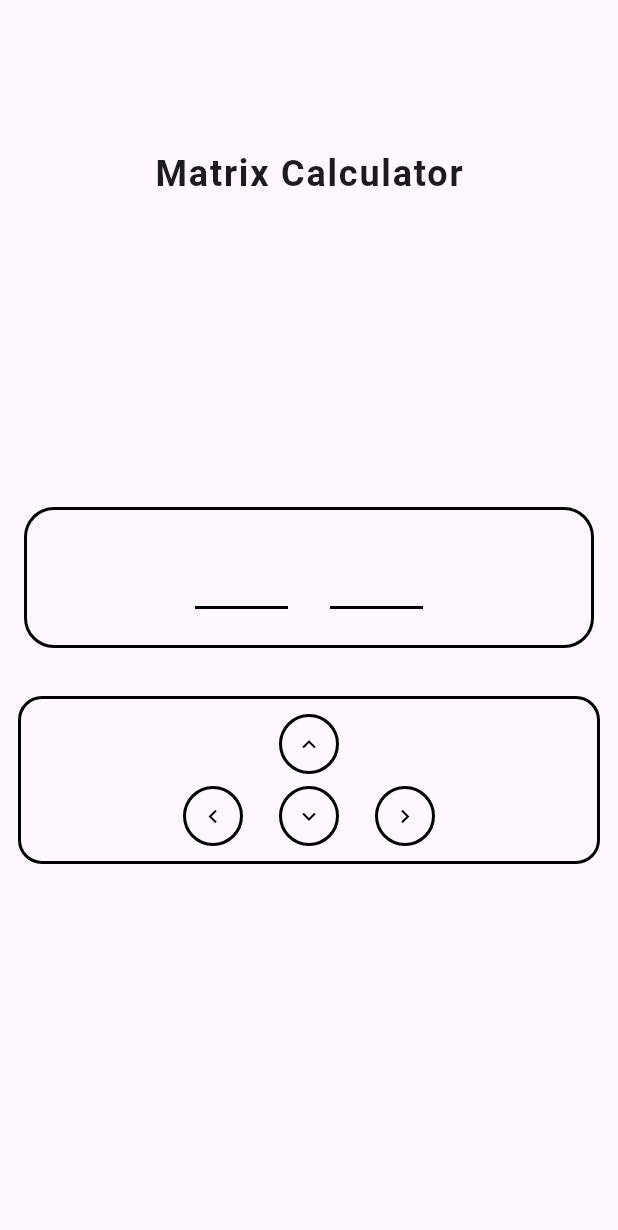
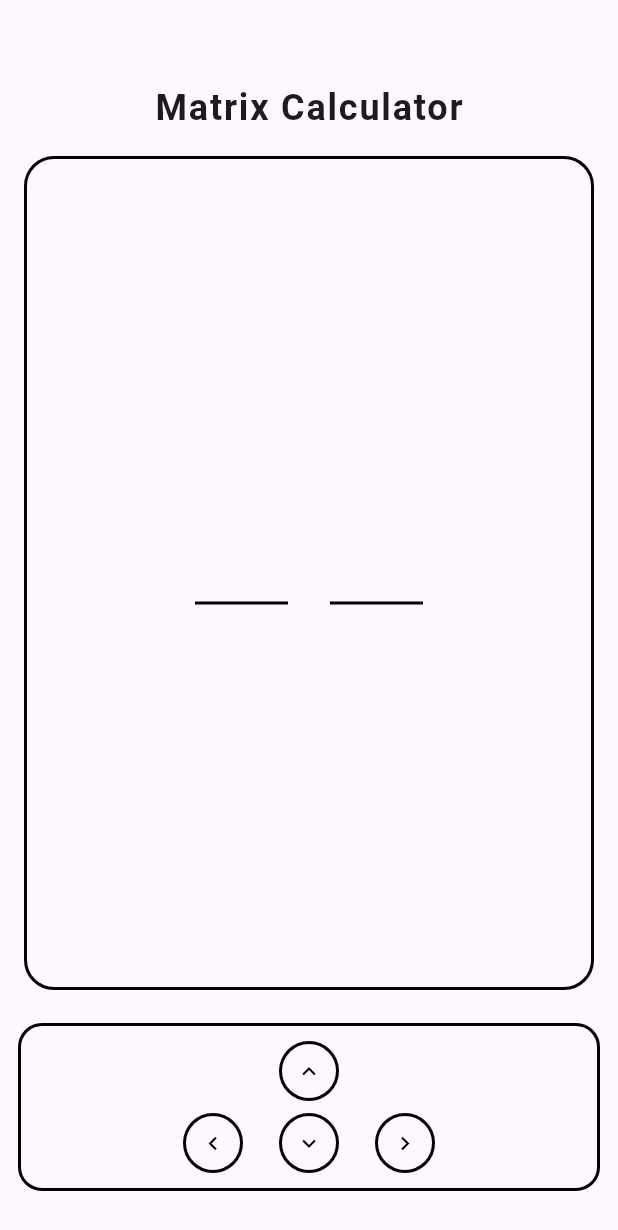
Before and after one commit to jobearry/matrix_calculator, a Flutter app: the screen it shows after launch, after a tap on the "keyboard arrow down" icon, after a tap on the "keyboard arrow up" icon, after a tap on the "keyboard arrow right" icon, on a phone screen of 412 x 824 dp. Shown: the top 1230 px of the screen. Run offline on Flutter 3.47's test engine with Material 3 defaults, Android fonts, the phone set to English and light mode, and no system bars.

Commit message:
- update main axis alignment in Screen component for better spacing

```diff
--- a/lib/components/screen.dart
+++ b/lib/components/screen.dart
@@ -18,7 +18,7 @@ class Screen extends StatelessWidget {
         border: Border.all(color: Colors.black, width: 2),
       ),
       child: Column(
-        mainAxisAlignment: MainAxisAlignment.center,
+        mainAxisAlignment: MainAxisAlignment.spaceAround,
         children: controllers
             .map((row) => Row(
                   mainAxisAlignment: MainAxisAlignment.center,
--- a/lib/pages/home.dart
+++ b/lib/pages/home.dart
@@ -1,5 +1,6 @@
 import 'package:flutter/material.dart';
-import 'package:matrix_calculator/components/calculator.dart';
+import 'package:matrix_calculator/components/screen.dart';
+import 'package:matrix_calculator/components/screen_controls.dart';
 import 'package:matrix_calculator/models/matrix.dart';
 
 class MyHomePage extends StatefulWidget {
@@ -10,6 +11,14 @@ class MyHomePage extends StatefulWidget {
 }
 
 class _MyHomePageState extends State<MyHomePage> {
+  static const int maxRows = 4;
+  static const int maxCols = 4;
+  int rowCount = 1;
+  int colCount = 1;
+  List<List<TextEditingController>> controllers = [
+    [TextEditingController()]
+  ];
+
   Matrix matrixInfo = Matrix(
     name: "Matrix",
     row: 1,
@@ -19,8 +28,52 @@ class _MyHomePageState extends State<MyHomePage> {
 
   final FocusNode _bgFocusNode = FocusNode();
 
+  void addInputField() {
+    if (colCount >= maxCols) return;
+    setState(() {
+      colCount++;
+      for (var row in controllers) {
+        row.add(TextEditingController());
+      }
+    });
+  }
+
+  void removeInputField() {
+    if (colCount <= 1) return;
+    setState(() {
+      colCount--;
+      for (var row in controllers) {
+        row.removeLast();
+      }
+    });
+  }
+
+  void addRow() {
+    if (rowCount >= maxRows) return;
+    setState(() {
+      rowCount++;
+      controllers.add(List.generate(colCount, (_) => TextEditingController()));
+    });
+  }
+
+  void removeRow() {
+    if (rowCount <= 1) return;
+    setState(() {
+      rowCount--;
+      var removed = controllers.removeLast();
+      for (var c in removed) {
+        c.dispose();
+      }
+    });
+  }
+
   @override
   void dispose() {
+    for (var row in controllers) {
+      for (var c in row) {
+        c.dispose();
+      }
+    }
     _bgFocusNode.dispose();
     super.dispose();
   }
@@ -32,7 +85,6 @@ class _MyHomePageState extends State<MyHomePage> {
         backgroundColor: Colors.transparent,
         surfaceTintColor: Colors.transparent,
         elevation: 0,
-        toolbarHeight: 80,
         title: null,
         automaticallyImplyLeading: false,
       ),
@@ -43,35 +95,19 @@ class _MyHomePageState extends State<MyHomePage> {
         },
         child: Focus(
           focusNode: _bgFocusNode,
-          child: Stack(
+          child: Column(
             children: [
-              // Main content
-              Center(
-                child: Calculator(
-                  width: 400 * .8,
-                  height: 600 * .6,
-                  matrixInfo: matrixInfo,
-                  onMatrixChanged: (Matrix newMatrix) {
-                    setState(() {
-                      matrixInfo = newMatrix;
-                    });
-                  },
-                ),
-              ),
-              // Floating modern title
-              Positioned(
-                top: 0,
-                left: 0,
-                right: 0,
-                child: Center(
+              Padding(
+                padding: EdgeInsets.zero,
                 child: Card(
                   elevation: 0,
                   color: Colors.transparent,
+                  margin: EdgeInsets.zero,
                   shape: RoundedRectangleBorder(
                     borderRadius: BorderRadius.circular(24),
                   ),
                   child: Padding(
-                      padding: const EdgeInsets.symmetric(horizontal: 32, vertical: 16),
+                    padding: EdgeInsets.zero,
                     child: Text(
                       widget.title,
                       style: Theme.of(context).textTheme.headlineSmall?.copyWith(
@@ -82,11 +118,27 @@ class _MyHomePageState extends State<MyHomePage> {
                   ),
                 ),
               ),
+              Expanded(
+                child: Center(
+                  child: Screen(
+                    controllers: controllers,
+                  ),
+                ),
               ),
             ],
           ),
         ),
       ),
+      bottomNavigationBar: Padding(
+        padding: const EdgeInsets.only(bottom: 24.0),
+        child: screenControls(
+          400 * .8, 60,
+          onAdd: colCount < maxCols ? addInputField : null,
+          onRemove: colCount > 1 ? removeInputField : null,
+          onAddRow: rowCount < maxRows ? addRow : null,
+          onRemoveRow: rowCount > 1 ? removeRow : null,
+        ),
+      ),
     );
   }
 }
```
Lines whose indentation alone changed are shown as unchanged.
